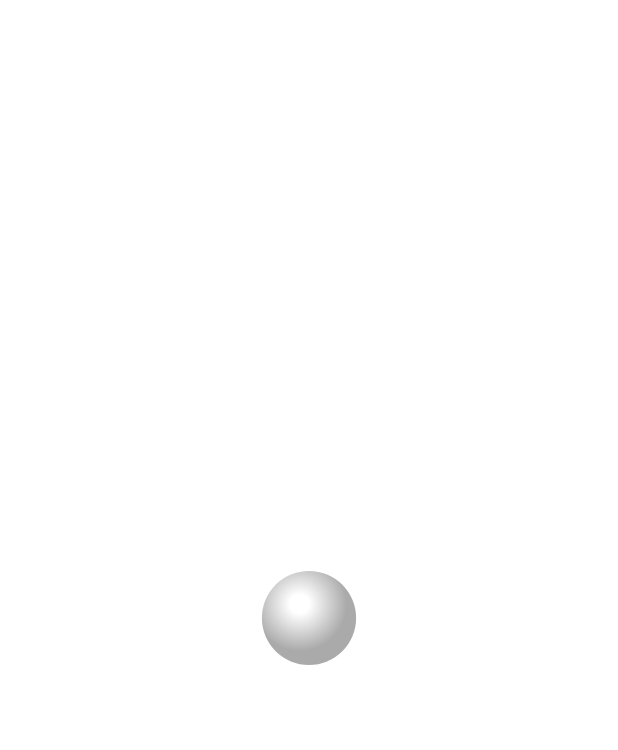
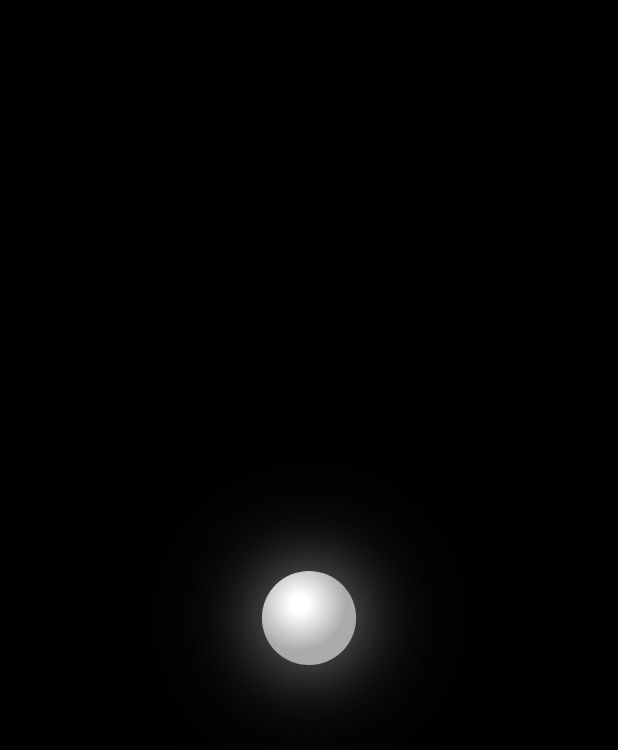
Before and after one commit to Naveen-X/void, a Flutter app: the ShareLoaderScreen screen opened by its route, on a phone screen of 412 x 824 dp. Shown: the top 750 px of the screen. Run offline on Flutter 3.47's test engine with Material 3 defaults, Android fonts, the phone set to English and light mode, and no system bars; our stand-ins replace google_fonts; network calls fail.

Commit message:
make share loader screen black again

```diff
--- a/lib/ui/share/share_loader_screen.dart
+++ b/lib/ui/share/share_loader_screen.dart
@@ -1,4 +1,3 @@
-import 'dart:ui';
 
 import 'package:flutter/material.dart';
 import 'package:flutter/scheduler.dart';
@@ -38,9 +37,7 @@
 
     VoidItem item;
     try {
-      item = await LinkMetadataService.fetch(
-        text,
-      ).timeout(const Duration(seconds: 4));
+      item = await LinkMetadataService.fetch(text).timeout(const Duration(seconds: 4));
     } catch (_) {
       item = VoidItem.fallback(text);
     }
@@ -64,16 +61,12 @@
   @override
   Widget build(BuildContext context) {
     // 🔥 FIX: Remove Scaffold. Use Container with explicit alignment.
-    return Directionality(
-      // Required because we removed Scaffold/Material
+    return Directionality( // Required because we removed Scaffold/Material
       textDirection: TextDirection.ltr,
       child: Container(
-        color: Colors.transparent,
-        alignment: Alignment.center,
-        child: BackdropFilter(
-          filter: ImageFilter.blur(sigmaX: 10, sigmaY: 10),
-          child: OrbLoader(state: _orbState),
-        ),
+        color: Colors.black,
+        alignment: Alignment.center, // <--- This forces the Orb to the center
+        child: OrbLoader(state: _orbState),
       ),
     );
   }
```
Also changed, not shown: 2 other files.
